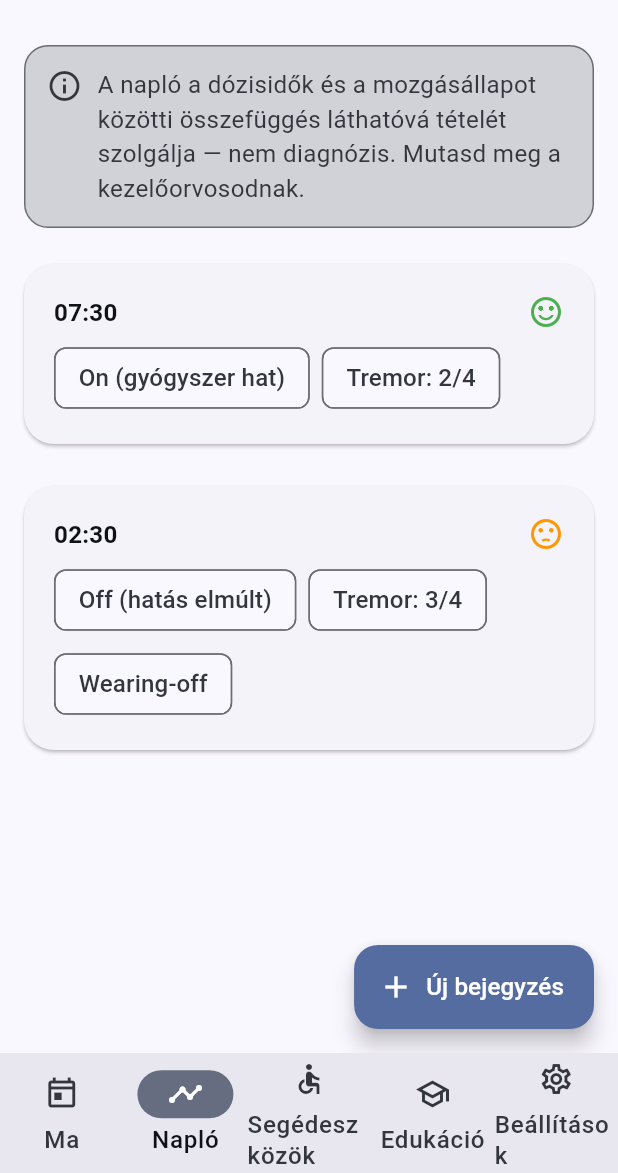
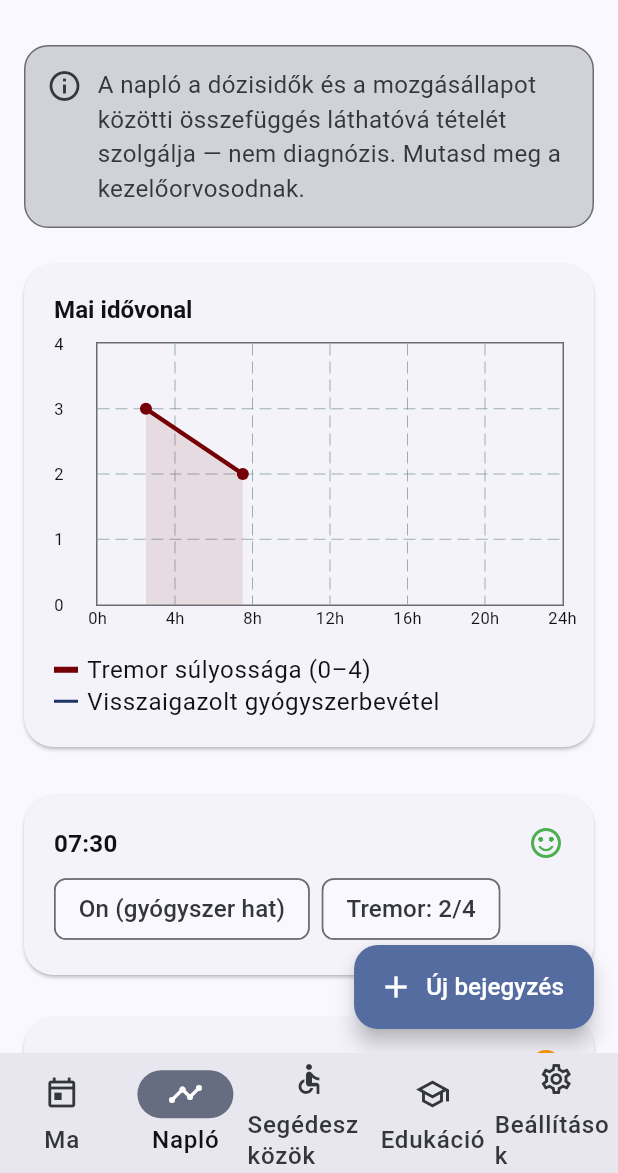
Before and after one commit to zumicsek-hub/Singer_FOO, a Flutter app: the screen it shows after launch, item 2 of the bottom bar chosen, on a phone screen of 412 x 824 dp, the part 63-1236 px from its top. Run offline on Flutter 3.47's test engine with Material 3 defaults, Android fonts, the phone set to English and light mode, and no system bars; drawn by our look-alikes of fl_chart; our stand-ins replace drift, flutter_local_notifications, flutter_timezone, share_plus, sqlite3_flutter_libs, timezone; missing offline and left inert: sqlite3; accounts and stored records are empty; generated files the repository leaves out were written again; statements that could not run were skipped.

Commit message:
Add dose-symptom correlation chart to the symptom log
Brief §3.7's stated goal for the motor log is visualizing the
relationship between dose times and motor state ("a dózisidők és a
motoros állapot időbeli korrelációjának megjelenítése"), but the
screen only ever showed a flat list of entries. Add:

- lib/data/charts/symptom_chart_data.dart: pure functions
  (tremorPointsFromLogs, confirmedDoseHoursFromLogs) mapping today's
  symptom logs and confirmed intake logs into hour-of-day chart
  coordinates. No widget/I/O dependency, so they're unit tested
  directly (test/symptom_chart_data_test.dart).
- lib/widgets/symptom_trend_chart.dart (fl_chart): today's tremor
  severity as a line, with dashed vertical markers at each confirmed
  dose time, so the patient can show the doctor when symptoms tracked
  against medication timing. Handles the empty-data case explicitly
  instead of rendering a broken/empty chart.
- SymptomRepository.watchTodayLogs: a day-scoped stream for the chart,
  kept separate from the existing watchRecentLogs (which intentionally
  spans multiple days for the running diary list) since mixing
  multi-day timestamps on a single hour-of-day axis would be
  misleading.

Wired into SymptomLogScreen above the existing entry list.

```diff
--- /dev/null
+++ b/lib/data/charts/symptom_chart_data.dart
@@ -0,0 +1,37 @@
+import '../../models/models.dart';
+
+/// Egy tremor-súlyosság mérési pont a nap adott órájában (0.0–24.0),
+/// 0–4 skálán — a motoros napló idővonal-diagramjához (brief §3.7 célja:
+/// a dózisidők és a motoros állapot közötti összefüggés megjelenítése).
+class TremorPoint {
+  final double hourOfDay;
+  final int severity;
+
+  const TremorPoint(this.hourOfDay, this.severity);
+}
+
+double _hourOfDay(DateTime t) => t.hour + t.minute / 60;
+
+/// Tiszta, widget-mentes transzformáció: a naplóbejegyzésekből azokat veszi
+/// figyelembe, amelyekhez van rögzített tremor-érték, és a nap órája szerint
+/// növekvő sorrendbe rendezi őket.
+List<TremorPoint> tremorPointsFromLogs(List<SymptomLog> logs) {
+  final points = logs
+      .where((l) => l.tremorSeverity != null)
+      .map((l) => TremorPoint(_hourOfDay(l.timestamp), l.tremorSeverity!))
+      .toList();
+  points.sort((a, b) => a.hourOfDay.compareTo(b.hourOfDay));
+  return points;
+}
+
+/// A ténylegesen visszaigazolt (bevett) gyógyszeradagok időpontjai a nap
+/// órájában kifejezve — a diagramon függőleges jelölőkként jelennek meg,
+/// hogy látható legyen a dózisidő és a tünetek időbeli kapcsolata.
+List<double> confirmedDoseHoursFromLogs(List<MedicationIntakeLog> logs) {
+  final hours = logs
+      .where((l) => l.status == IntakeStatus.confirmed)
+      .map((l) => _hourOfDay(l.scheduledTime))
+      .toList();
+  hours.sort();
+  return hours;
+}
--- a/lib/data/repository/symptom_repository.dart
+++ b/lib/data/repository/symptom_repository.dart
@@ -13,6 +13,22 @@ class SymptomRepository {
       ..where((t) => t.patientId.equals(patientId))
       ..orderBy([(t) => OrderingTerm.desc(t.timestamp)])
       ..limit(limit);
+    return query.watch().map((rows) => rows.map(_fromRow).toList());
+  }
+
+  /// Csak a mai nap bejegyzései — a tünet-/dózisidő korrelációs diagramhoz
+  /// (brief §3.7), ahol a napon belüli órák szerinti elrendezés csak egy
+  /// napra értelmezhető konzisztensen.
+  Stream<List<SymptomLog>> watchTodayLogs(String patientId) {
+    final now = DateTime.now();
+    final dayStart = DateTime(now.year, now.month, now.day);
+    final dayEnd = dayStart.add(const Duration(days: 1));
+    final query = _db.select(_db.symptomLogs)
+      ..where((t) =>
+          t.patientId.equals(patientId) &
+          t.timestamp.isBiggerOrEqualValue(dayStart) &
+          t.timestamp.isSmallerThanValue(dayEnd))
+      ..orderBy([(t) => OrderingTerm.asc(t.timestamp)]);
     return query.watch().map((rows) => rows.map(_fromRow).toList());
   }
 
--- a/lib/screens/symptom_log_screen.dart
+++ b/lib/screens/symptom_log_screen.dart
@@ -6,6 +6,7 @@ import '../models/models.dart';
 import '../widgets/disclaimer_banner.dart';
 import '../widgets/primary_action_button.dart';
 import '../widgets/section_card.dart';
+import '../widgets/symptom_trend_chart.dart';
 
 extension MotorStateLabel on MotorState {
   String get label => switch (this) {
@@ -51,6 +52,24 @@ class SymptomLogScreen extends StatelessWidget {
                 text: 'A napló a dózisidők és a mozgásállapot közötti '
                     'összefüggés láthatóvá tételét szolgálja — nem diagnózis. '
                     'Mutasd meg a kezelőorvosodnak.',
+              ),
+              const SizedBox(height: 16),
+              StreamBuilder<List<SymptomLog>>(
+                stream: repos.symptoms.watchTodayLogs(AppRepositories.patientId),
+                builder: (context, todaySnapshot) {
+                  return StreamBuilder<List<MedicationIntakeLog>>(
+                    stream: repos.medications.watchTodayIntakeLogs(AppRepositories.patientId),
+                    builder: (context, intakeSnapshot) {
+                      return SectionCard(
+                        title: 'Mai idővonal',
+                        child: SymptomTrendChart(
+                          todaysLogs: todaySnapshot.data ?? const [],
+                          todaysIntakeLogs: intakeSnapshot.data ?? const [],
+                        ),
+                      );
+                    },
+                  );
+                },
               ),
               const SizedBox(height: 16),
               if (logs.isEmpty) const Text('Még nincs rögzített bejegyzés.'),
--- /dev/null
+++ b/lib/widgets/symptom_trend_chart.dart
@@ -0,0 +1,135 @@
+import 'package:fl_chart/fl_chart.dart';
+import 'package:flutter/material.dart';
+
+import '../data/charts/symptom_chart_data.dart';
+import '../models/models.dart';
+
+/// Mai tremor-súlyosság idővonal, a visszaigazolt gyógyszerbevételek
+/// időpontjaival jelölve — a dózisidő és a motoros állapot közötti
+/// összefüggés megjelenítésére (brief §3.7 célja), amit a beteg megmutathat
+/// az orvosnak.
+class SymptomTrendChart extends StatelessWidget {
+  final List<SymptomLog> todaysLogs;
+  final List<MedicationIntakeLog> todaysIntakeLogs;
+
+  const SymptomTrendChart({
+    super.key,
+    required this.todaysLogs,
+    required this.todaysIntakeLogs,
+  });
+
+  @override
+  Widget build(BuildContext context) {
+    final points = tremorPointsFromLogs(todaysLogs);
+    final doseHours = confirmedDoseHoursFromLogs(todaysIntakeLogs);
+    final scheme = Theme.of(context).colorScheme;
+
+    if (points.isEmpty) {
+      return const Padding(
+        padding: EdgeInsets.symmetric(vertical: 8),
+        child: Text(
+          'Ma még nincs rögzített tremor-érték, így az idővonal üres. '
+          'Adj hozzá bejegyzést a tremor csúszkával az összefüggés '
+          'megjelenítéséhez.',
+        ),
+      );
+    }
+
+    return Column(
+      crossAxisAlignment: CrossAxisAlignment.start,
+      children: [
+        SizedBox(
+          height: 200,
+          child: LineChart(
+            LineChartData(
+              minX: 0,
+              maxX: 24,
+              minY: 0,
+              maxY: 4,
+              gridData: const FlGridData(horizontalInterval: 1, verticalInterval: 4),
+              borderData: FlBorderData(show: true, border: Border.all(color: scheme.outlineVariant)),
+              titlesData: FlTitlesData(
+                topTitles: const AxisTitles(sideTitles: SideTitles(showTitles: false)),
+                rightTitles: const AxisTitles(sideTitles: SideTitles(showTitles: false)),
+                leftTitles: AxisTitles(
+                  sideTitles: SideTitles(
+                    showTitles: true,
+                    interval: 1,
+                    reservedSize: 28,
+                    getTitlesWidget: (value, meta) =>
+                        Text(value.toInt().toString(), style: const TextStyle(fontSize: 11)),
+                  ),
+                ),
+                bottomTitles: AxisTitles(
+                  sideTitles: SideTitles(
+                    showTitles: true,
+                    interval: 4,
+                    reservedSize: 24,
+                    getTitlesWidget: (value, meta) =>
+                        Text('${value.toInt()}h', style: const TextStyle(fontSize: 11)),
+                  ),
+                ),
+              ),
+              extraLinesData: ExtraLinesData(
+                verticalLines: doseHours
+                    .map((hour) => VerticalLine(
+                          x: hour,
+                          color: scheme.primary.withValues(alpha: 0.6),
+                          strokeWidth: 2,
+                          dashArray: const [4, 4],
+                        ))
+                    .toList(),
+              ),
+              lineBarsData: [
+                LineChartBarData(
+                  spots: points.map((p) => FlSpot(p.hourOfDay, p.severity.toDouble())).toList(),
+                  isCurved: false,
+                  color: scheme.error,
+                  barWidth: 3,
+                  dotData: const FlDotData(show: true),
+                  belowBarData: BarAreaData(show: true, color: scheme.error.withValues(alpha: 0.1)),
+                ),
+              ],
+            ),
+          ),
+        ),
+        const SizedBox(height: 8),
+        Wrap(
+          spacing: 16,
+          children: [
+            _LegendEntry(color: Theme.of(context).colorScheme.error, label: 'Tremor súlyossága (0–4)'),
+            _LegendEntry(
+              color: Theme.of(context).colorScheme.primary,
+              label: 'Visszaigazolt gyógyszerbevétel',
+              dashed: true,
+            ),
+          ],
+        ),
+      ],
+    );
+  }
+}
+
+class _LegendEntry extends StatelessWidget {
+  final Color color;
+  final String label;
+  final bool dashed;
+
+  const _LegendEntry({required this.color, required this.label, this.dashed = false});
+
+  @override
+  Widget build(BuildContext context) {
+    return Row(
+      mainAxisSize: MainAxisSize.min,
+      children: [
+        Container(
+          width: 16,
+          height: dashed ? 2 : 4,
+          color: color,
+        ),
+        const SizedBox(width: 6),
+        Text(label, style: Theme.of(context).textTheme.bodySmall),
+      ],
+    );
+  }
+}
--- a/pubspec.yaml
+++ b/pubspec.yaml
@@ -47,6 +47,7 @@ dependencies:
   timezone: ^0.10.1
   flutter_timezone: ^4.1.1
   share_plus: ^12.0.2
+  fl_chart: ^0.71.0
 
 dev_dependencies:
   flutter_test:
```
Also changed, not shown: pubspec.lock, 2 other files.
